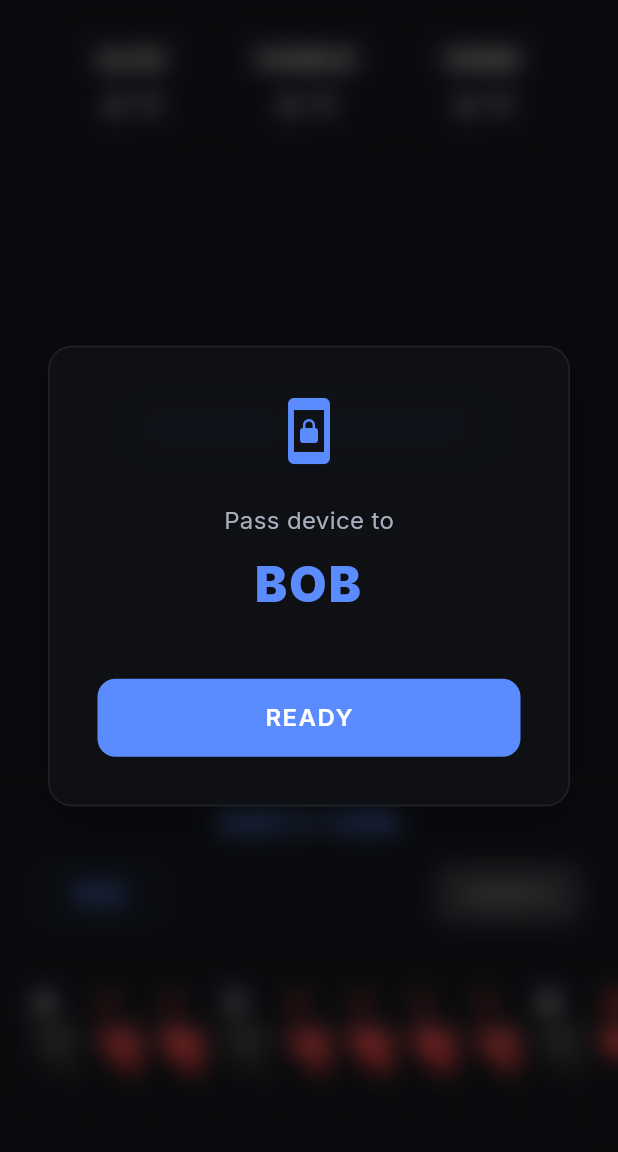
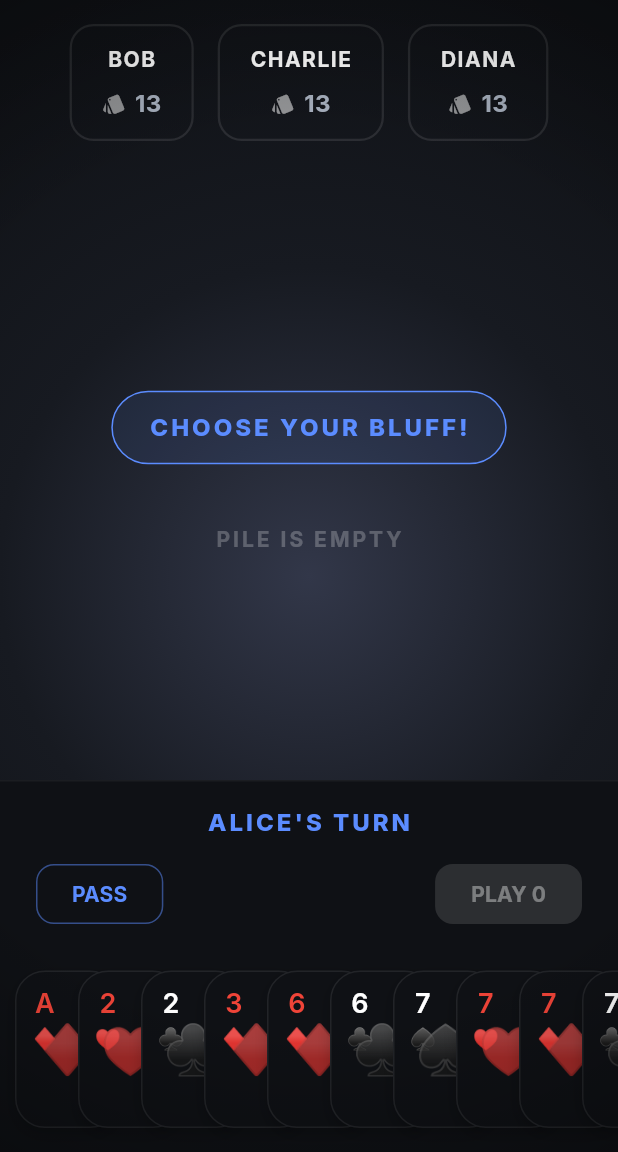
Before and after one commit to marbo786/Rang_Adda, a Flutter app: the BluffTableScreen screen opened by its route, after a tap on "PASS", on a phone screen of 412 x 824 dp, the part 84-1236 px from its top. Run offline on Flutter 3.47's test engine with Material 3 defaults, Android fonts, the phone set to English and light mode, and no system bars; our stand-ins replace cloud_firestore, equatable, firebase_auth, firebase_core, flutter_riverpod, go_router and 2 more; accounts and stored records are empty; network calls fail.

Commit message:
Add GameTableBackground widget for enhanced game screen visuals; update Bluff and Thulla screens to use it

```diff
--- a/lib/ui/screens/bluff_table_screen.dart
+++ b/lib/ui/screens/bluff_table_screen.dart
@@ -9,6 +9,7 @@
 import 'package:flutter/services.dart';
 import '../widgets/bluff_hand_widget.dart';
 import '../widgets/pass_device_overlay.dart';
+import '../widgets/game_table_background.dart';
 
 class BluffTableScreen extends ConsumerStatefulWidget {
   final List<String>? playerNames;
@@ -50,9 +51,10 @@
           onPressed: () => context.go('/'),
         ),
       ),
-      body: SafeArea(
-        child: Stack(
-          children: [
+      body: GameTableBackground(
+        child: SafeArea(
+          child: Stack(
+            children: [
             Column(
               children: [
                 // Top Opponents
@@ -292,6 +294,7 @@
           ],
         ),
       ),
+    ),
     );
   }
 
--- a/lib/ui/screens/thulla_table_screen.dart
+++ b/lib/ui/screens/thulla_table_screen.dart
@@ -6,6 +6,7 @@
 import '../widgets/playing_card_widget.dart';
 import '../widgets/hand_widget.dart';
 import '../widgets/pass_device_overlay.dart';
+import '../widgets/game_table_background.dart';
 import '../../services/auth_service.dart';
 import '../../state/online_thulla_provider.dart';
 import '../../core/thulla/thulla_engine.dart';
@@ -151,9 +152,10 @@
           ),
         ],
       ),
-      body: SafeArea(
-        child: Stack(
-          children: [
+      body: GameTableBackground(
+        child: SafeArea(
+          child: Stack(
+            children: [
             Column(
               children: [
                 // Top Opponents
@@ -442,6 +444,7 @@
           ],
         ),
       ),
+    ),
     );
   }
 }
--- /dev/null
+++ b/lib/ui/widgets/game_table_background.dart
@@ -0,0 +1,69 @@
+import 'package:flutter/material.dart';
+import '../theme.dart';
+
+/// A reusable background widget that gives game screens depth through
+/// a radial gradient and subtle vignette effect.
+///
+/// Uses the existing theme colors (backgroundPrimary/Secondary) with
+/// derived lighter/darker variants to create visual depth.
+class GameTableBackground extends StatelessWidget {
+  final Widget child;
+
+  const GameTableBackground({
+    super.key,
+    required this.child,
+  });
+
+  @override
+  Widget build(BuildContext context) {
+    // Derive lighter variant of backgroundSecondary for radial gradient center glow
+    // Original: 0xFF171A21 (23, 26, 33) -> Lighter: ~(50, 55, 75) for subtle glow
+    const Color centerGlow = Color(0xFF323749);
+
+    // Vignette overlay: semi-transparent dark with slight blue tint
+    const Color vignetteColor = Color(0x66000000);
+
+    return Container(
+      decoration: BoxDecoration(
+        // Main radial gradient: center glow to outer darkness
+        gradient: RadialGradient(
+          center: const Alignment(0, 0),
+          radius: 1.0,
+          colors: [
+            centerGlow,
+            AppTheme.backgroundSecondary,
+            AppTheme.backgroundPrimary,
+          ],
+          stops: const [0.0, 0.5, 1.0],
+        ),
+      ),
+      child: Stack(
+        children: [
+          child,
+          // Vignette overlay: radial gradient that darkens at edges
+          Positioned.fill(
+            child: Container(
+              decoration: BoxDecoration(
+                gradient: RadialGradient(
+                  center: const Alignment(0, 0),
+                  radius: 1.2,
+                  colors: [
+                    Colors.transparent,
+                    Colors.transparent,
+                    vignetteColor,
+                  ],
+                  stops: const [0.0, 0.6, 1.0],
+                ),
+                borderRadius: BorderRadius.zero,
+              ),
+              // Use IgnorePointer to ensure vignette doesn't intercept interactions
+              child: IgnorePointer(
+                child: Container(),
+              ),
+            ),
+          ),
+        ],
+      ),
+    );
+  }
+}
```
